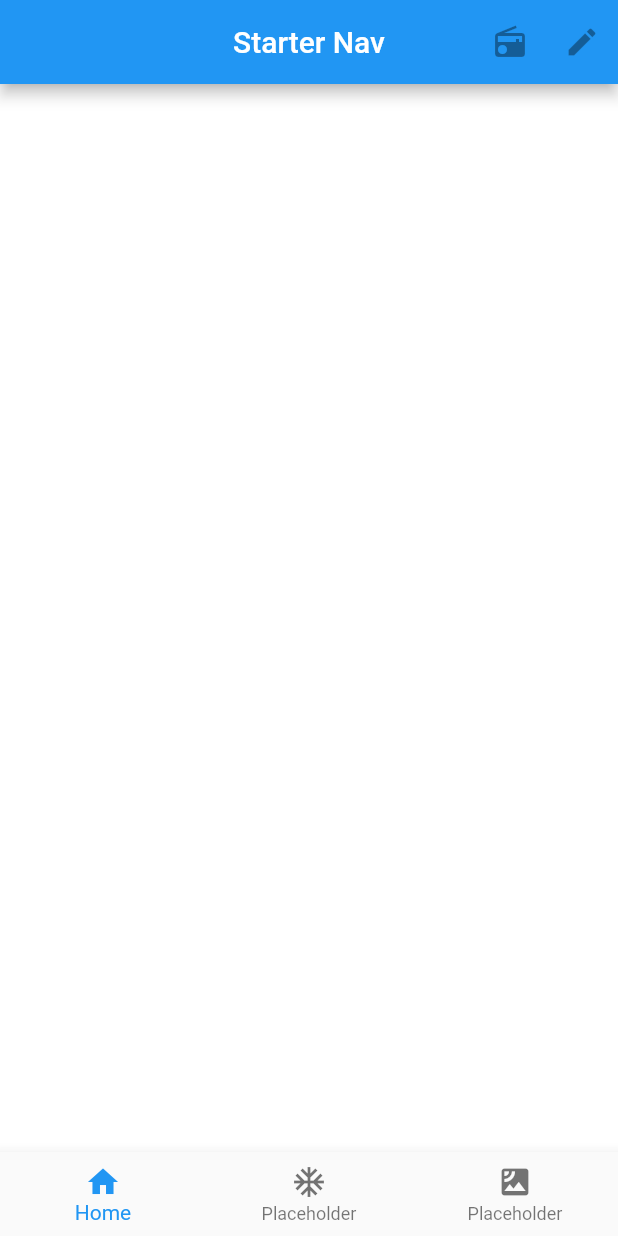
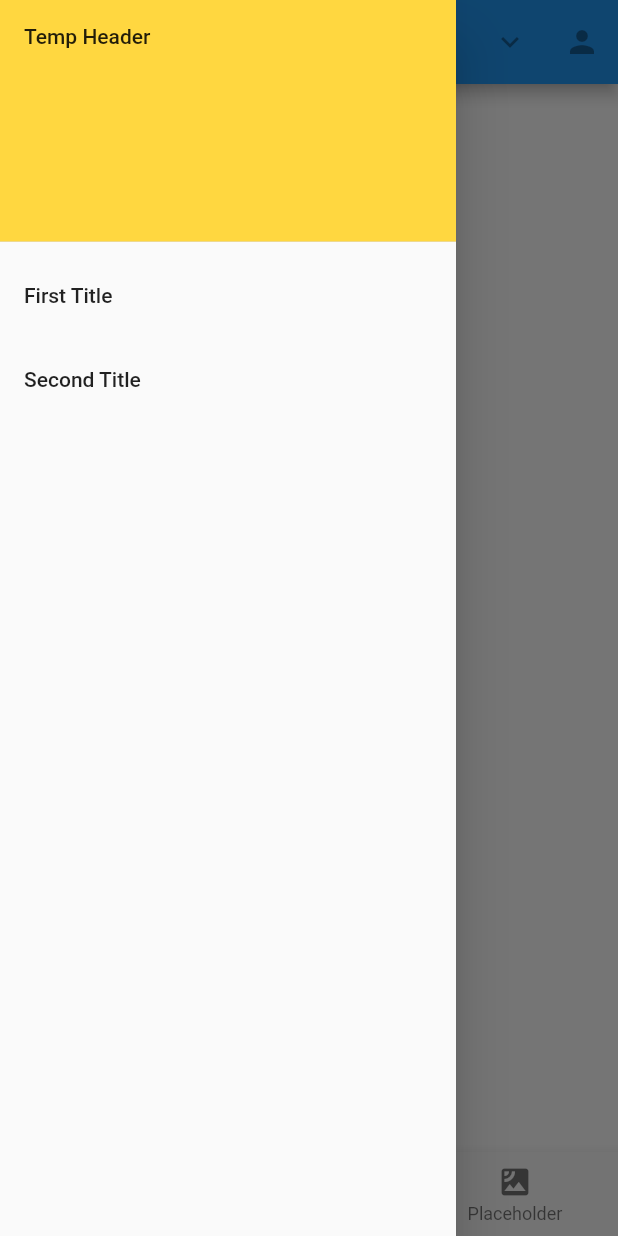
Before and after one commit to clarkdowner/flutter_nav_starter, a Flutter app: the screen it shows after launch, with the side drawer open (before the commit the screen has no drawer), on a phone screen of 412 x 824 dp. Run offline on Flutter 3.47's test engine with Material 2 defaults, Android fonts, the phone set to English and light mode, and no system bars.

Commit message:
Initial drawer structure

```diff
--- /dev/null
+++ b/lib/drawer.dart
@@ -0,0 +1,36 @@
+import 'package:flutter/material.dart';
+
+class DrawerWidget extends StatelessWidget {
+
+  @override
+  Widget build(BuildContext context) {
+    return new Drawer(
+      child: ListView(
+        padding: EdgeInsets.zero, // Remove any padding from the ListView
+        children: <Widget>[
+          DrawerHeader(
+            child: Text('Temp Header'),
+            // TODO: inherit from context widget
+            decoration: BoxDecoration(
+              color: Colors.amberAccent,
+            ),
+          ),
+          ListTile(
+            title: Text('First Title'),
+            onTap: () {
+              // TODO: probably should have a universal drawer navigation function
+              // function should update state of app and then close the drawer
+              Navigator.pop(context);
+            },
+          ),
+          ListTile(
+            title: Text('Second Title'),
+            onTap: () {
+              Navigator.pop(context);
+            },
+          ),
+        ],
+      ),
+    );
+  }
+}
--- a/lib/home.dart
+++ b/lib/home.dart
@@ -1,5 +1,6 @@
 import 'package:flutter/material.dart';
 import 'placeholder_widget.dart';
+import 'drawer.dart';
 
 class Home extends StatefulWidget {
   Home({Key key, this.title}) : super(key: key);
@@ -33,14 +34,15 @@ class _HomeState extends State<Home> {
         title: Text('Starter Nav'),
         actions: <Widget>[
           IconButton(
-            icon: new Icon(Icons.radio),
+            icon: new Icon(Icons.expand_more),
           ),
           IconButton(
-            icon: new Icon(Icons.edit),
+            icon: new Icon(Icons.person),
           ),
         ],
       ),
       body: _children[_currentIndex],
+      drawer: DrawerWidget(),
       bottomNavigationBar: BottomNavigationBar(
         onTap: onTabTapped,
         currentIndex: _currentIndex,
```
